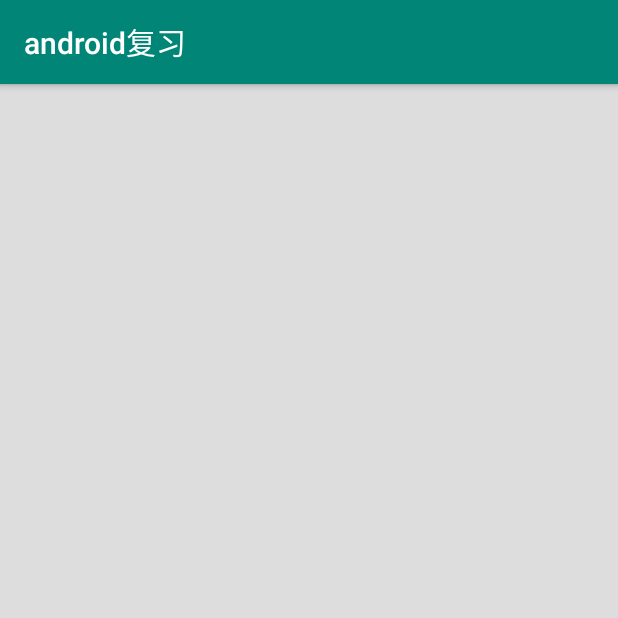
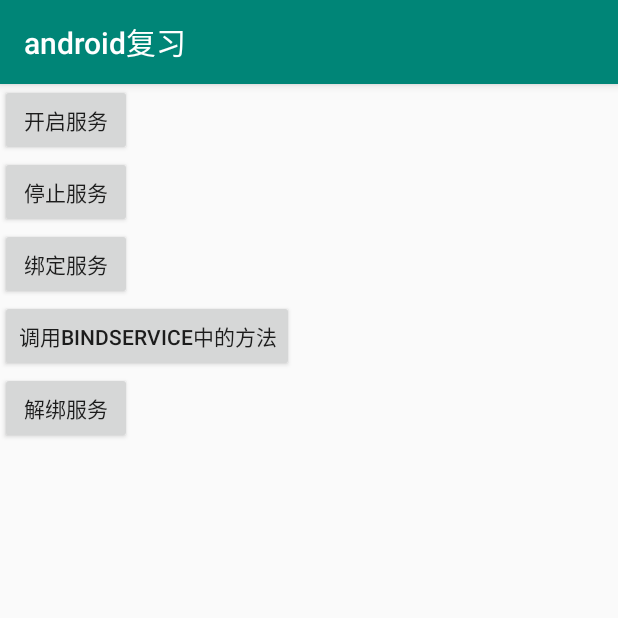
Before and after one commit to hanks7/Review, an Android app: the BindServiceActivity screen opened directly, with no data from a screen before it, on a phone screen of 412 x 824 dp, the top half of it. Run offline under Robolectric (Android 15) with nearby library versions, the phone set to English and light mode, and no system bars; libraries missing offline, so code that uses them is left out: com.umeng.analytics; 2 statements that could not run were skipped.

Commit message:
1.研究startService 和bindService的区别 2.研究aidl

```diff
--- a/app/src/main/java/com/easyway/review/module/service/BindServiceActivity.java
+++ b/app/src/main/java/com/easyway/review/module/service/BindServiceActivity.java
@@ -13,15 +13,17 @@ import com.easyway.review.base.BaseActivity;
 
 public class BindServiceActivity extends BaseActivity {
 
-    private Button startService,stopService,bindService,unbindService;
+    private Button startService, stopService, bindService, unbindService,bind_service_click_listener;
     private BindService.Mybind mybind;
 
-
+    /**
+     * 未防止未注册service 而出现Service not registered的错误.
+     */
+    private boolean isBind;
     private ServiceConnection connection = new ServiceConnection() {
         @Override
         public void onServiceConnected(ComponentName name, IBinder service) {
             mybind = (BindService.Mybind) service;
-            mybind.getString(); //获取到getString方法
         }
 
         @Override
@@ -32,16 +34,20 @@ public class BindServiceActivity extends BaseActivity {
 
 
 
+    @Override
+    protected void setOnTranslucent() {
+    }
 
     @Override
     protected void onCreate(Bundle savedInstanceState) {
         super.onCreate(savedInstanceState);
-        setContentView(R.layout.activity_main);
+        setContentView(R.layout.activity_service);
 
         startService = (Button) findViewById(R.id.start_service);
         stopService = (Button) findViewById(R.id.stop_service);
         bindService = (Button) findViewById(R.id.bind_service);
         unbindService = (Button) findViewById(R.id.unbind_service);
+        bind_service_click_listener = (Button) findViewById(R.id.bind_service_click_listener);
 
 
         /**
@@ -50,7 +56,7 @@ public class BindServiceActivity extends BaseActivity {
         startService.setOnClickListener(new View.OnClickListener() {
             @Override
             public void onClick(View v) {
-                Intent startService = new Intent(BindServiceActivity.this,BindService.class);
+                Intent startService = new Intent(BindServiceActivity.this, BindService.class);
                 startService(startService);
 
             }
@@ -63,7 +69,7 @@ public class BindServiceActivity extends BaseActivity {
         stopService.setOnClickListener(new View.OnClickListener() {
             @Override
             public void onClick(View v) {
-                Intent stopService = new Intent(BindServiceActivity.this,BindService.class);
+                Intent stopService = new Intent(BindServiceActivity.this, BindService.class);
                 stopService(stopService);
             }
         });
@@ -74,8 +80,20 @@ public class BindServiceActivity extends BaseActivity {
         bindService.setOnClickListener(new View.OnClickListener() {
             @Override
             public void onClick(View v) {
-                Intent bindService = new Intent(BindServiceActivity.this,BindService.class);
-                bindService(bindService,connection,BIND_AUTO_CREATE);
+                Intent bindService = new Intent(BindServiceActivity.this, BindService.class);
+                isBind =bindService(bindService, connection, BIND_AUTO_CREATE);
+            }
+        });
+        /**
+         * 调用service中的方法
+         */
+        bind_service_click_listener.setOnClickListener(new View.OnClickListener() {
+            @Override
+            public void onClick(View v) {
+                if (mybind != null) {
+                    mybind.getString();
+                }
+
             }
         });
 
@@ -85,7 +103,10 @@ public class BindServiceActivity extends BaseActivity {
         unbindService.setOnClickListener(new View.OnClickListener() {
             @Override
             public void onClick(View v) {
-                unbindService(connection);
+                if (isBind) {
+                    unbindService(connection);
+                    isBind =false;
+                }
             }
         });
     }
--- a/app/src/main/res/layout/activity_service.xml
+++ b/app/src/main/res/layout/activity_service.xml
@@ -26,6 +26,12 @@
         android:text="绑定服务" />
 
     <Button
+        android:id="@+id/bind_service_click_listener"
+        android:layout_width="wrap_content"
+        android:layout_height="wrap_content"
+        android:text="调用bindService中的方法" />
+
+    <Button
         android:id="@+id/unbind_service"
         android:layout_width="wrap_content"
         android:layout_height="wrap_content"
```
Also changed, not shown: app/src/main/AndroidManifest.xml (+6 -1 lines), app/src/main/java/com/easyway/review/MainActivity.java (+11 -0 lines), app/src/main/java/com/easyway/review/module/service/AidlActivity.java (+47 -21 lines), app/src/main/java/com/easyway/review/module/service/AidlService.java (+13 -2 lines), app/src/main/java/com/easyway/review/module/service/BindService.java (+11 -2 lines), app/src/main/java/com/easyway/review/module/service/BindService2Activity.java (added, +12 -0 lines), app/src/main/java/com/easyway/review/utils/product.java (added, +43 -0 lines).
